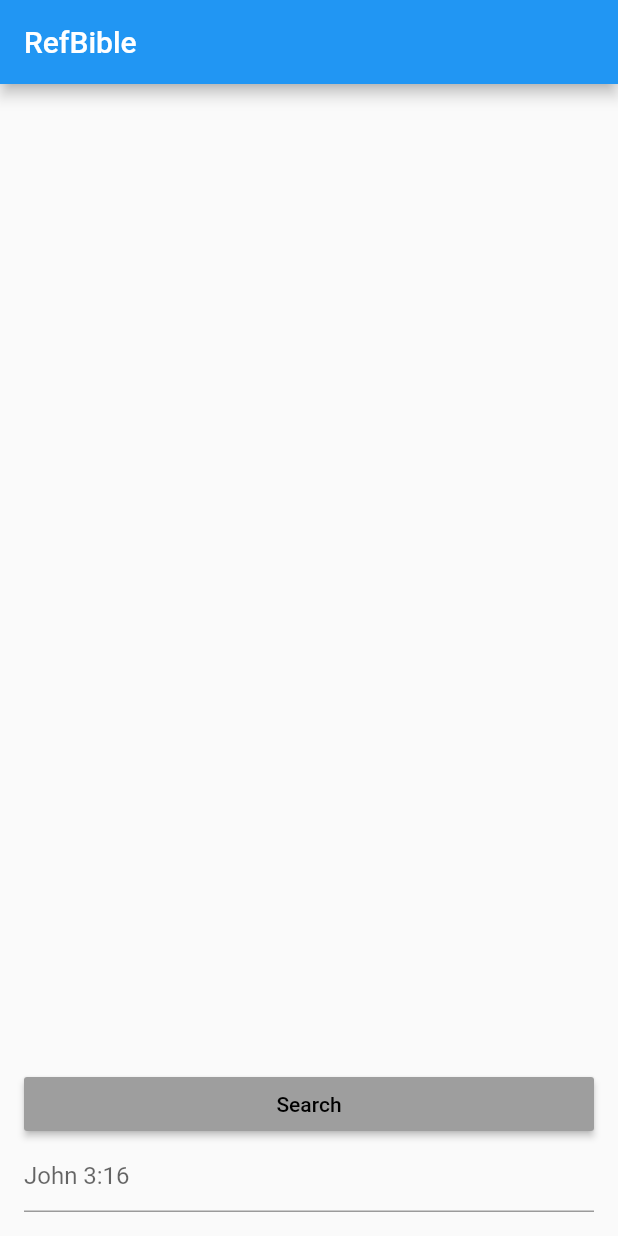
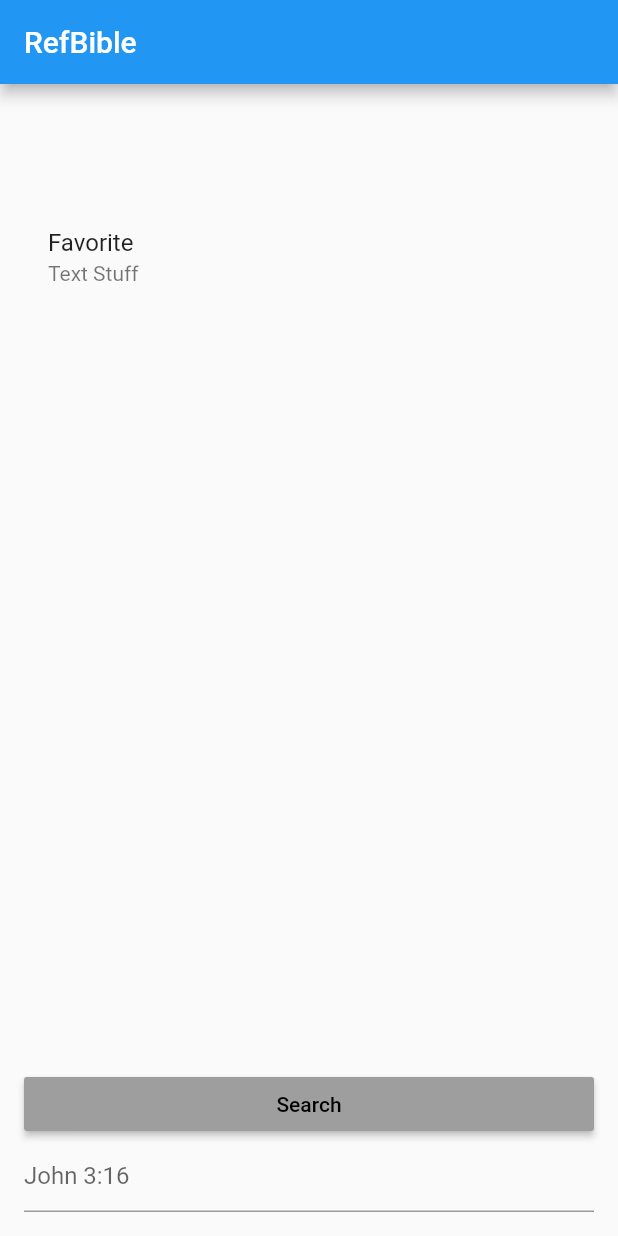
Before and after one commit to joshpetit/refbible, a Flutter app: the screen it shows after launch, on a phone screen of 412 x 824 dp. Run offline on Flutter 3.47's test engine with Material 2 defaults, Android fonts, the phone set to English and light mode, and no system bars; our stand-ins replace fluttertoast; missing offline and left inert: bible, clipboard.

Commit message:
adds favorites pane

```diff
--- a/lib/main.dart
+++ b/lib/main.dart
@@ -27,6 +27,10 @@ class PassageInput extends StatefulWidget {
 class _PassageInputState extends State<PassageInput> {
   final controller = TextEditingController();
   final verses = <MapEntry<String, String>>[];
+  final favorites = <MapEntry<String, String>>[
+    MapEntry("Favorite", "Text Stuff"),
+    MapEntry("Favorite", "Text Stuff"),
+  ];
 
   @override
   void dispose() {
@@ -66,12 +70,15 @@ class _PassageInputState extends State<PassageInput> {
           padding: EdgeInsets.all(16),
           child: SingleChildScrollView(
             child: Column(
-              mainAxisSize: MainAxisSize.max,
-              mainAxisAlignment: MainAxisAlignment.end,
+              mainAxisSize: MainAxisSize.min,
               crossAxisAlignment: CrossAxisAlignment.stretch,
               children: [
                 Container(
-                  height: MediaQuery.of(context).size.height * 0.70,
+                  height: MediaQuery.of(context).size.height * 0.1,
+                  child: _buildFavorites(),
+                ),
+                Container(
+                  height: MediaQuery.of(context).size.height * 0.60,
                   child: _buildList(),
                 ),
                 RaisedButton(
@@ -117,4 +124,20 @@ class _PassageInputState extends State<PassageInput> {
               });
         });
   }
+
+  Widget _buildFavorites() {
+    return ListView.builder(
+        itemCount: favorites.length,
+        shrinkWrap: true,
+        itemBuilder: (context, i) {
+          return Container(
+              child: ListTile(
+                  title: Text(favorites[i].key),
+                  subtitle: Text(favorites[i].value),
+                  onTap: () {
+                    FlutterClipboard.copy(favorites[i].value);
+                    Fluttertoast.showToast(msg: 'Copied to Clipboard');
+                  }));
+        });
+  }
 }
```
